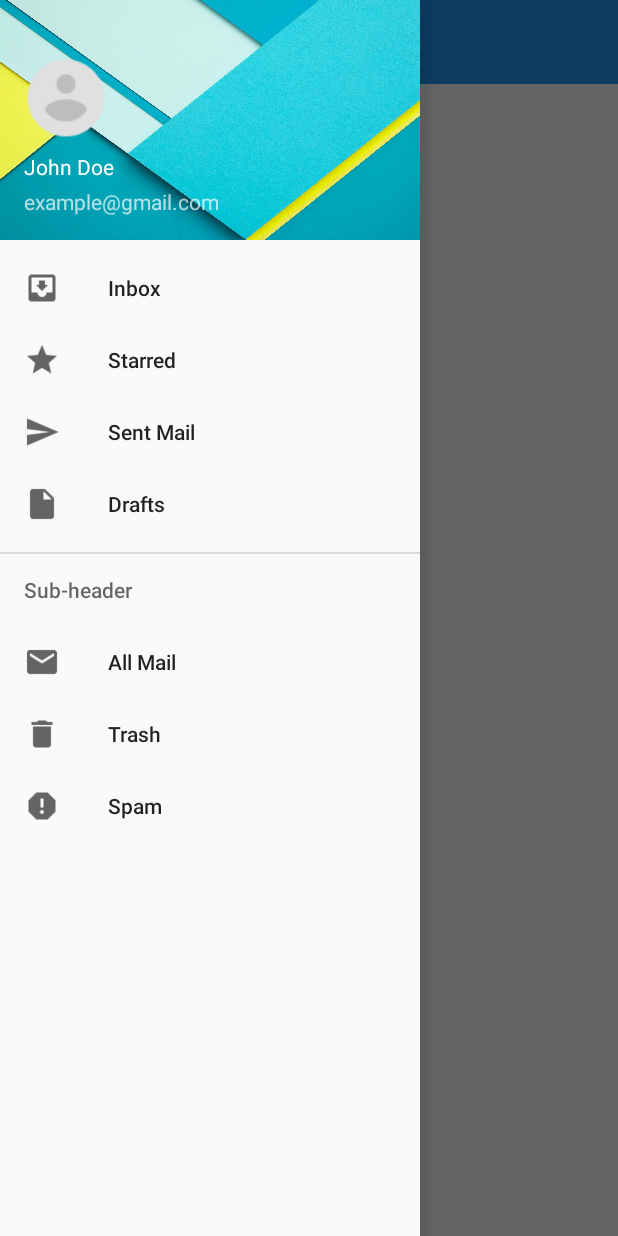
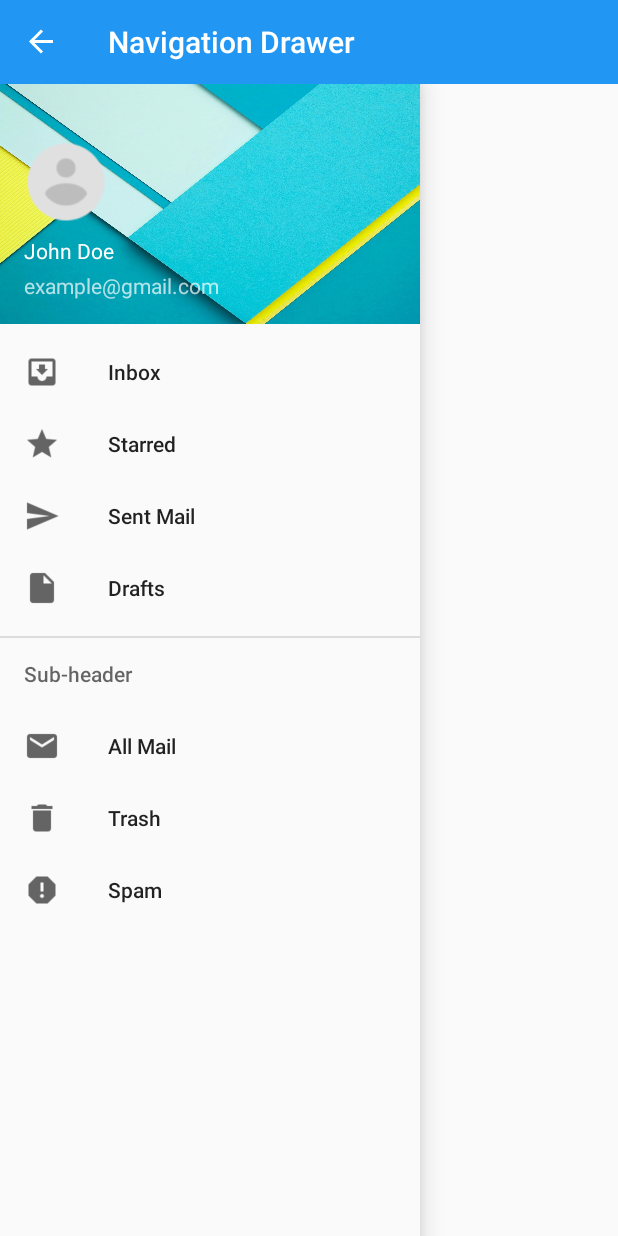
Before and after one commit to hiseholuwa/navigation-drawer-material-design, an Android app: the screen it shows after launch (MainActivity), with the side drawer open, on a phone screen of 412 x 824 dp. Run offline under Robolectric (Android 15) with nearby library versions, the phone set to English and light mode, and no system bars; our stand-ins replace CircleImageView.

Commit message:
adjusted the drawer layout to keep the drawer under the toolbar

```diff
--- a/app/src/main/AndroidManifest.xml
+++ b/app/src/main/AndroidManifest.xml
@@ -7,9 +7,9 @@
         android:icon="@mipmap/ic_launcher"
         android:label="@string/app_name"
         android:roundIcon="@mipmap/ic_launcher_round"
-        android:supportsRtl="true">
-        <activity android:name=".MainActivity"
-            android:theme="@style/AppTheme.NoActionBar">
+        android:supportsRtl="true"
+        android:theme="@style/AppTheme">
+        <activity android:name=".MainActivity">
             <intent-filter>
                 <action android:name="android.intent.action.MAIN" />
 
--- a/app/src/main/res/layout/navigation_drawer.xml
+++ b/app/src/main/res/layout/navigation_drawer.xml
@@ -1,14 +1,21 @@
 <?xml version="1.0" encoding="utf-8"?>
+<RelativeLayout xmlns:android="http://schemas.android.com/apk/res/android"
+    android:layout_width="match_parent"
+    android:layout_height="match_parent">
+
+    <include layout="@layout/activity_main" />
+
     <android.support.v4.widget.DrawerLayout xmlns:android="http://schemas.android.com/apk/res/android"
         android:layout_width="match_parent"
         android:layout_height="match_parent"
         xmlns:app="http://schemas.android.com/apk/res-auto"
         xmlns:tools="http://schemas.android.com/tools"
         android:id="@+id/drawer_layout"
-    android:fitsSystemWindows="true"
+        android:layout_marginTop="?attr/actionBarSize"
+        android:fitsSystemWindows="false"
         tools:openDrawer="start">
 
-    <include layout="@layout/activity_main" />
+
 
         <android.support.design.widget.NavigationView
             android:layout_width="wrap_content"
@@ -23,3 +30,4 @@
 
 
     </android.support.v4.widget.DrawerLayout>
+</RelativeLayout>
```
Lines whose indentation alone changed are shown as unchanged.
